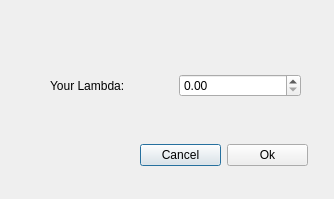
This is source/exponentialdialog.ui in ObadaJabassini/parallel-matrix-vector-multiplication as Qt 5 draws it before an edit. The edited form follows.
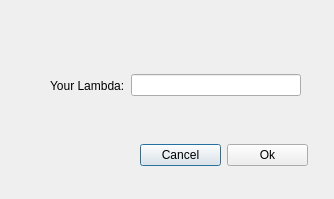
This is the edited form.

The edit to the form file:
```diff
--- a/source/exponentialdialog.ui
+++ b/source/exponentialdialog.ui
@@ -13,7 +13,7 @@
         <property name="windowTitle">
             <string>Dialog</string>
         </property>
-        <widget class="QWidget" name="">
+        <widget class="QWidget" name="layoutWidget">
             <property name="geometry">
                 <rect>
                     <x>140</x>
@@ -39,7 +39,7 @@
                 </item>
             </layout>
         </widget>
-        <widget class="QWidget" name="">
+        <widget class="QWidget" name="layoutWidget">
             <property name="geometry">
                 <rect>
                     <x>50</x>
@@ -57,7 +57,7 @@
                     </widget>
                 </item>
                 <item>
-                    <widget class="QDoubleSpinBox" name="lambdaBox"/>
+                    <widget class="QLineEdit" name="lambdaBox"/>
                 </item>
             </layout>
         </widget>
```
